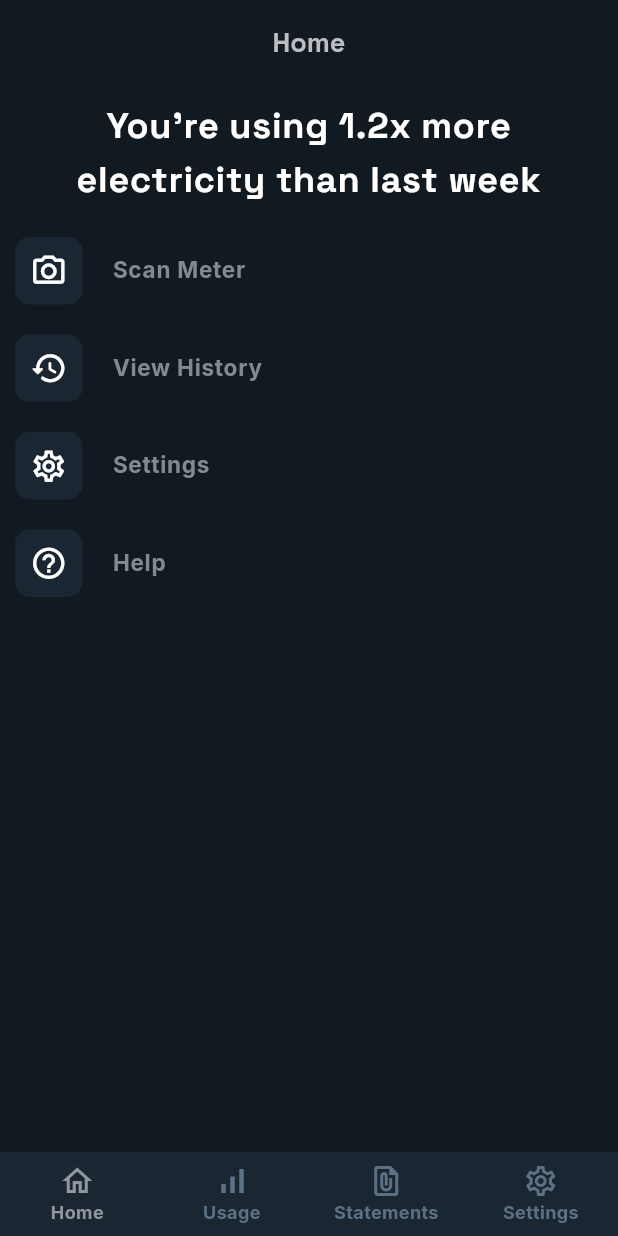
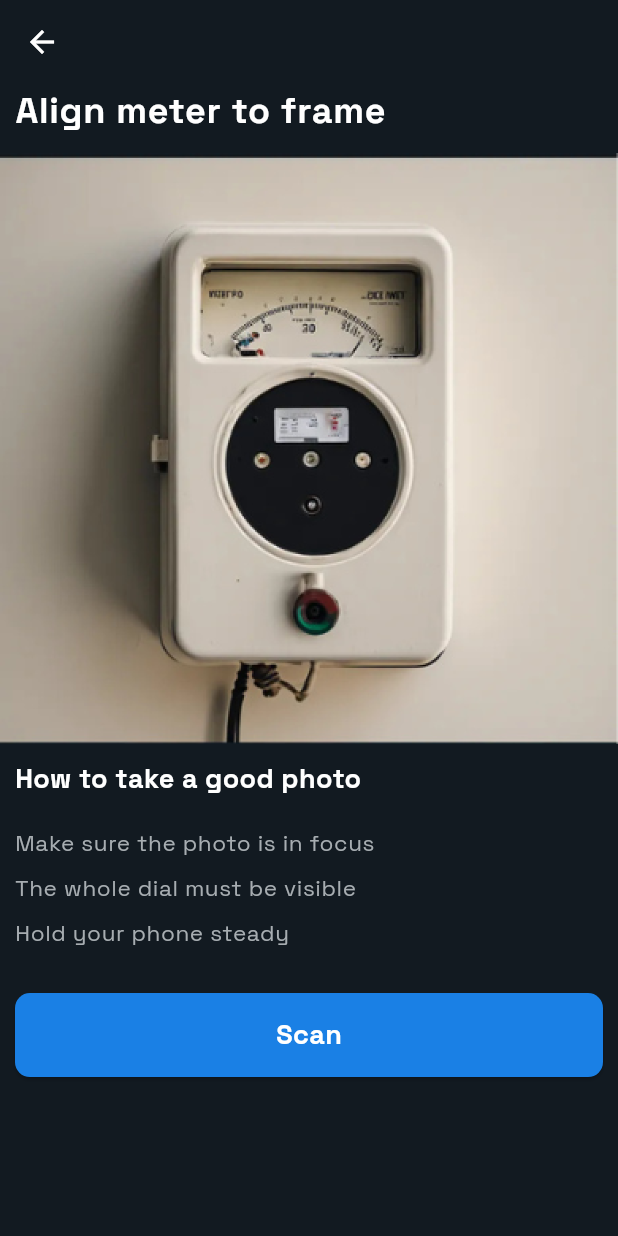
Before and after one commit to Sheroz-Akram/Volt-Vision, a Flutter app: the HomePage screen opened directly, after a tap on "Scan Meter", on a phone screen of 412 x 824 dp. Run offline on Flutter 3.47's test engine with Material 3 defaults, Android fonts, the phone set to English and light mode, and no system bars; our stand-ins replace camera, google_fonts, permission_handler.

Commit message:
Guide and Scan Screens

```diff
--- a/app/lib/components/actionRow.dart
+++ b/app/lib/components/actionRow.dart
@@ -7,7 +7,7 @@ class ActionRow extends StatelessWidget {
   Widget build(BuildContext context) {
     return InkWell(
       splashFactory: NoSplash.splashFactory,
-      highlightColor: Colors.transparent,
+      highlightColor: const Color(0xFF1A2632),
       onTap: () {},
       child: Container(
         padding: const EdgeInsets.only(top: 15, bottom: 15),
--- a/app/lib/components/button.dart
+++ b/app/lib/components/button.dart
@@ -10,7 +10,7 @@ class Button extends StatelessWidget {
   @override
   Widget build(BuildContext context) {
     return Container(
-      margin: const EdgeInsets.all(10.0),
+      margin: const EdgeInsets.symmetric(vertical: 10.0),
       width: MediaQuery.of(context).size.width,
       child: ElevatedButton(
         onPressed: () {
--- a/app/lib/components/input.dart
+++ b/app/lib/components/input.dart
@@ -16,7 +16,7 @@ class TextInput extends StatelessWidget {
   @override
   Widget build(BuildContext context) {
     return Container(
-        margin: const EdgeInsets.all(10.0),
+        margin: const EdgeInsets.symmetric(vertical: 10.0),
         width: MediaQuery.of(context).size.width,
         child: TextField(
           controller: controller,
--- /dev/null
+++ b/app/lib/pages/capture/guide.dart
@@ -0,0 +1,88 @@
+import 'package:app/components/button.dart';
+import 'package:app/pages/capture/scan.dart';
+import 'package:flutter/material.dart';
+
+class GuidePage extends StatefulWidget {
+  const GuidePage({super.key});
+  @override
+  State<StatefulWidget> createState() {
+    return _GuidePage();
+  }
+}
+
+class _GuidePage extends State<GuidePage> {
+  @override
+  Widget build(BuildContext context) {
+    return Scaffold(
+      appBar: AppBar(),
+      body: Column(
+        crossAxisAlignment: CrossAxisAlignment.start,
+        children: [
+          Container(
+            margin: const EdgeInsets.symmetric(horizontal: 10.0),
+            child: Text(
+              "Align meter to frame",
+              style: Theme.of(context).textTheme.bodyLarge,
+            ),
+          ),
+          Container(
+              margin: const EdgeInsets.symmetric(vertical: 10.0),
+              child: Image.asset("assets/images/sampleMeter.png")),
+          Container(
+            margin: const EdgeInsets.symmetric(horizontal: 10.0),
+            child: Column(
+              crossAxisAlignment: CrossAxisAlignment.start,
+              children: [
+                Text(
+                  "How to take a good photo",
+                  style: Theme.of(context).textTheme.bodyMedium,
+                ),
+                const SizedBox(
+                  height: 20.0,
+                ),
+                Text(
+                  "Make sure the photo is in focus",
+                  style: Theme.of(context)
+                      .textTheme
+                      .bodySmall!
+                      .copyWith(color: const Color(0xFFA7ADB1)),
+                ),
+                const SizedBox(
+                  height: 10.0,
+                ),
+                Text(
+                  "The whole dial must be visible",
+                  style: Theme.of(context)
+                      .textTheme
+                      .bodySmall!
+                      .copyWith(color: const Color(0xFFA7ADB1)),
+                ),
+                const SizedBox(
+                  height: 10.0,
+                ),
+                Text(
+                  "Hold your phone steady",
+                  style: Theme.of(context)
+                      .textTheme
+                      .bodySmall!
+                      .copyWith(color: const Color(0xFFA7ADB1)),
+                ),
+                const SizedBox(
+                  height: 20.0,
+                ),
+                Button(
+                    buttonText: "Scan",
+                    onButtonClick: () {
+                      Navigator.pushReplacement(
+                          context,
+                          MaterialPageRoute(
+                              builder: (context) => const ScanPage()));
+                    })
+              ],
+            ),
+          )
+        ],
+      ),
+    );
+  }
+}
--- a/app/lib/pages/dashboard/dashboard.dart
+++ b/app/lib/pages/dashboard/dashboard.dart
@@ -1,4 +1,5 @@
 import 'package:app/components/iconRow.dart';
+import 'package:app/pages/capture/guide.dart';
 import 'package:flutter/material.dart';
 
 class DashBoardPage extends StatefulWidget {
@@ -28,7 +29,10 @@ class _DashBoardPage extends State<DashBoardPage> {
           IconRow(
             icon: Icons.camera_alt_outlined,
             title: "Scan Meter",
-            onClick: () {},
+            onClick: () {
+              Navigator.push(context,
+                  MaterialPageRoute(builder: (context) => const GuidePage()));
+            },
           ),
           IconRow(
               icon: Icons.history_rounded,
--- a/app/lib/pages/dashboard/home.dart
+++ b/app/lib/pages/dashboard/home.dart
@@ -14,7 +14,7 @@ class _HomePageState extends State<HomePage> {
 
   // Define the pages for each tab
   static const _pages = [
-    {"title": "Home", "page": DashBoardPage()},
+    {"title": "Dashboard", "page": DashBoardPage()},
     {"title": "Usage", "page": Text("Usage", style: TextStyle(fontSize: 24))},
     {
       "title": "Billing Statements",
--- a/app/pubspec.yaml
+++ b/app/pubspec.yaml
@@ -36,6 +36,8 @@ dependencies:
   # Use with the CupertinoIcons class for iOS style icons.
   cupertino_icons: ^1.0.8
   google_fonts: ^6.2.1
+  camera: ^0.11.0+2
+  permission_handler: ^11.3.1
 
 dev_dependencies:
   flutter_test:
```
Also changed, not shown: app/lib/pages/account/login.dart (+6 -9 lines), app/lib/pages/account/signup.dart (+6 -2 lines), app/lib/pages/capture/scan.dart (added, +128 -0 lines), app/lib/pages/welcome.dart (+9 -7 lines), app/assets/images/sampleMeter.png (added), app/pubspec.lock, 2 other files.
